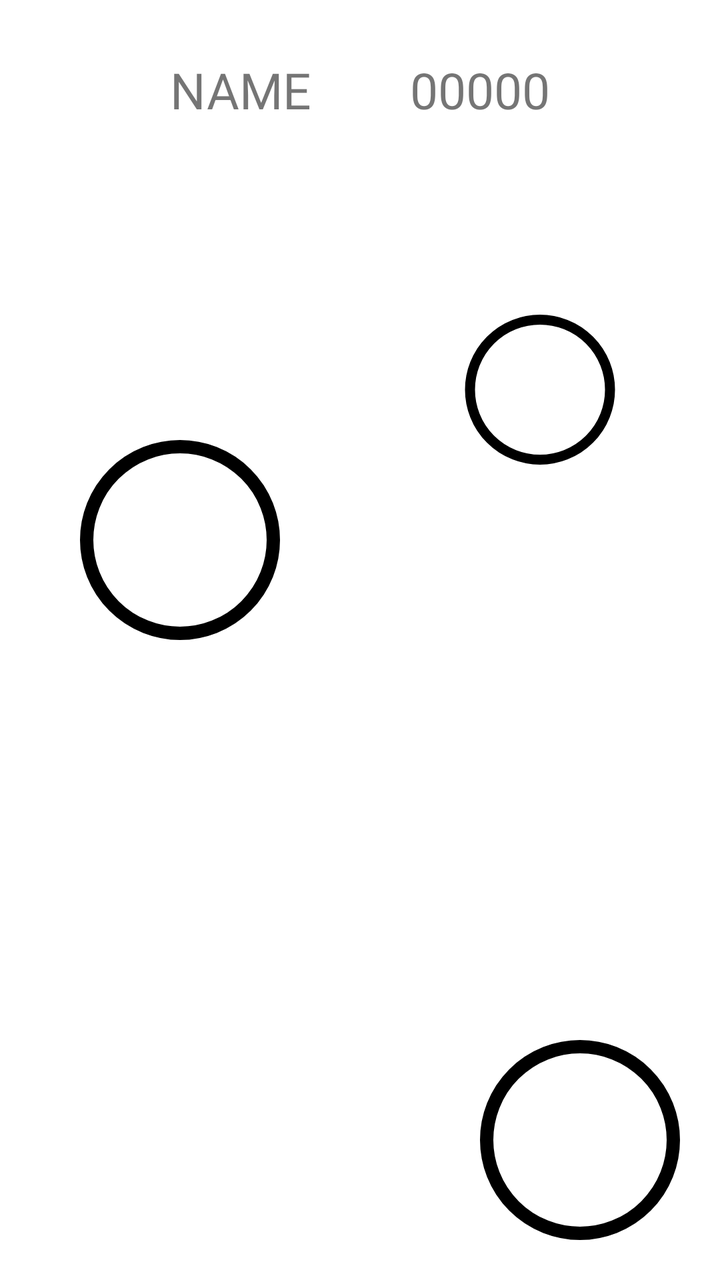
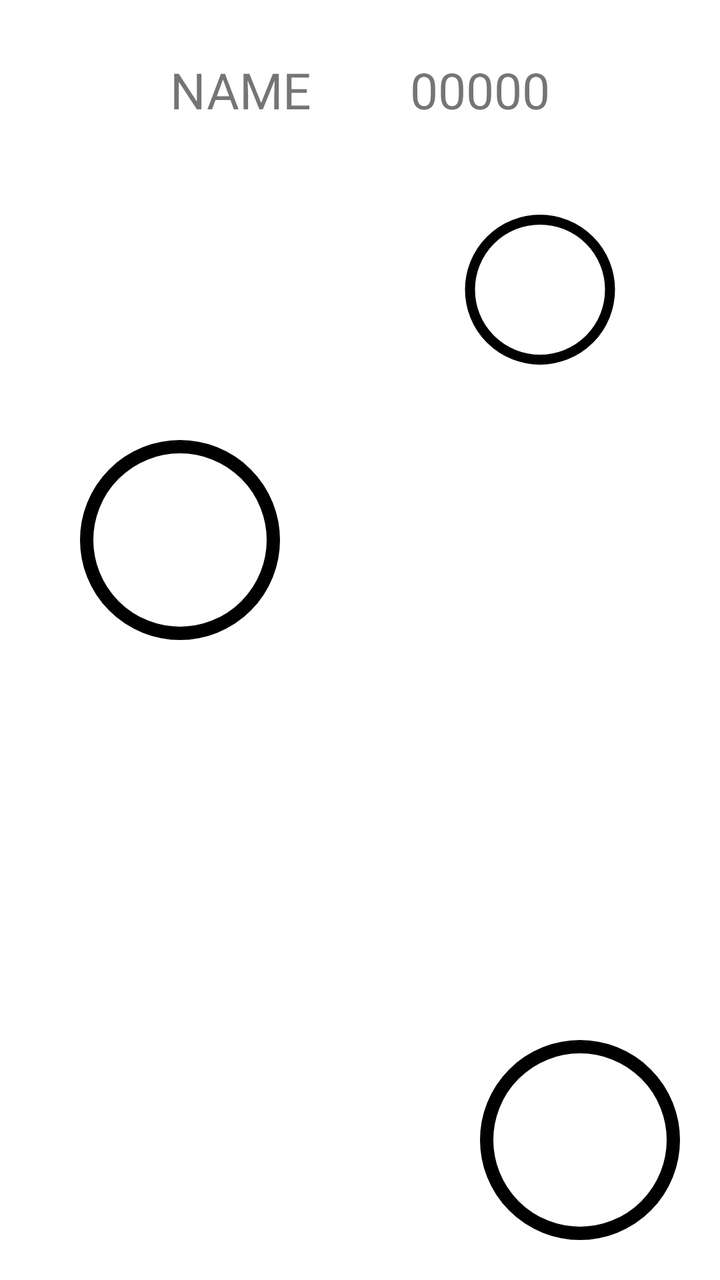

The first picture is an Android layout as it rendered before a commit; the second is the same layout after the commit. The layout source and the unified diff follow.
<!-- AndroidManifest.xml: application theme Theme.PetMonsters -->
<!-- res/layout/activity_home.xml -->
<?xml version="1.0" encoding="utf-8"?>
<FrameLayout xmlns:android="http://schemas.android.com/apk/res/android"
    android:layout_width="match_parent"
    android:layout_height="match_parent"
    android:background="@color/white">

    <FrameLayout
        android:layout_width="match_parent"
        android:layout_height="match_parent">

        <ImageView
            android:id="@+id/friends_iv"
            android:layout_width="100dp"
            android:layout_height="250dp"
            android:layout_gravity="left|center_vertical"
            android:layout_marginLeft="40dp"
            android:src="@drawable/color_selector"
            android:layout_marginBottom="50dp"/>

        <ImageView
            android:id="@+id/board_iv"
            android:src="@drawable/color_selector"
            android:layout_width="100dp"
            android:layout_height="75dp"
            android:layout_gravity="right|center_vertical"
            android:layout_marginRight="40dp"
            android:layout_marginBottom="125dp"/>

    </FrameLayout>

    <FrameLayout
        android:layout_width="match_parent"
        android:layout_height="match_parent">

        <ImageView
            android:id="@+id/pet_iv"
            android:layout_width="400dp"
            android:layout_height="400dp"
            android:layout_gravity="center"
            android:layout_marginTop="75dp"/>

    </FrameLayout>

    <FrameLayout
        android:layout_width="match_parent"
        android:layout_height="match_parent">

        <ImageView
            android:id="@+id/hat_iv"
            android:layout_width="150dp"
            android:layout_height="150dp"
            android:layout_marginLeft="6dp"
            android:layout_gravity="center"
            android:layout_marginBottom="65dp"/>

        <ImageView
            android:id="@+id/shoes_iv"
            android:layout_width="210dp"
            android:layout_height="60dp"
            android:layout_gravity="center"
            android:layout_marginLeft="6dp"
            android:layout_marginTop="190dp"/>

        <TextView
            android:id="@+id/name_tv"
            android:layout_width="200dp"
            android:layout_height="50dp"
            android:layout_marginTop="20dp"
            android:layout_marginLeft="20dp"
            android:fontFamily="@font/g"
            android:text="NAME"
            android:gravity="center"
            android:textAlignment="center"
            android:textSize="25dp"/>

        <TextView
            android:id="@+id/money_tv"
            android:layout_width="100dp"
            android:layout_height="50dp"
            android:fontFamily="@font/g"
            android:layout_marginTop="20dp"
            android:layout_marginRight="70dp"
            android:layout_gravity="right"
            android:text="00000"
            android:textSize="25dp"
            android:gravity="center"
            android:textAlignment="center"/>

        <ImageView
            android:layout_width="50dp"
            android:layout_height="50dp"
            android:layout_marginTop="20dp"
            android:layout_marginRight="20dp"
            android:layout_gravity="right"/>

        <ImageView
            android:id="@+id/play_iv"
            android:layout_width="100dp"
            android:layout_height="100dp"
            android:layout_gravity="bottom"
            android:layout_marginBottom="20dp"
            android:layout_marginLeft="20dp"/>

        <ImageView
            android:id="@+id/store_iv"
            android:src="@drawable/color_selector"
            android:layout_width="100dp"
            android:layout_height="100dp"
            android:layout_gravity="bottom|right"
            android:layout_marginBottom="20dp"
            android:layout_marginRight="20dp"/>

    </FrameLayout>


    <androidx.fragment.app.FragmentContainerView
        android:id="@+id/fragment_container"
        android:layout_width="match_parent"
        android:layout_gravity="center"
        android:layout_marginRight="50dp"
        android:layout_marginLeft="50dp"
        android:layout_height="300dp">



        </androidx.fragment.app.FragmentContainerView>


</FrameLayout>
<!-- resources referenced by this layout -->
<resources>
  <color name="white">#FFFFFFFF</color>
  <!-- drawable color_selector (drawable) -->
  <?xml version="1.0" encoding="utf-8"?>
  <shape
      xmlns:android="http://schemas.android.com/apk/res/android"
      android:shape="oval">
  
      <solid
          android:color="#FFFFFF" />
      <size
          android:width="75dp"
          android:height="75dp"/>
  
      <stroke android:color="@color/black"
          android:width="5dp"/>
  </shape>
  <style name="Theme.PetMonsters" parent="Theme.MaterialComponents.DayNight.NoActionBar">
          
          <item name="colorPrimary">@color/purple_500</item>
          <item name="colorPrimaryVariant">@color/purple_700</item>
          <item name="colorOnPrimary">@color/white</item>
          
          <item name="colorSecondary">@color/teal_200</item>
          <item name="colorSecondaryVariant">@color/teal_700</item>
          <item name="colorOnSecondary">@color/black</item>
          
          <item name="android:statusBarColor">?attr/colorPrimaryVariant</item>
          
      </style>
  <color name="black">#FF000000</color>
  <color name="purple_500">#FF6200EE</color>
  <color name="purple_700">#FF3700B3</color>
  <color name="teal_200">#FF03DAC5</color>
  <color name="teal_700">#FF018786</color>
</resources>

<!-- the commit's change to res/layout/activity_home.xml (unified diff, before → after) -->
@@ -24,7 +24,7 @@
             android:layout_height="75dp"
             android:layout_gravity="right|center_vertical"
             android:layout_marginRight="40dp"
-            android:layout_marginBottom="125dp"/>
+            android:layout_marginBottom="175dp"/>
 
     </FrameLayout>
 
